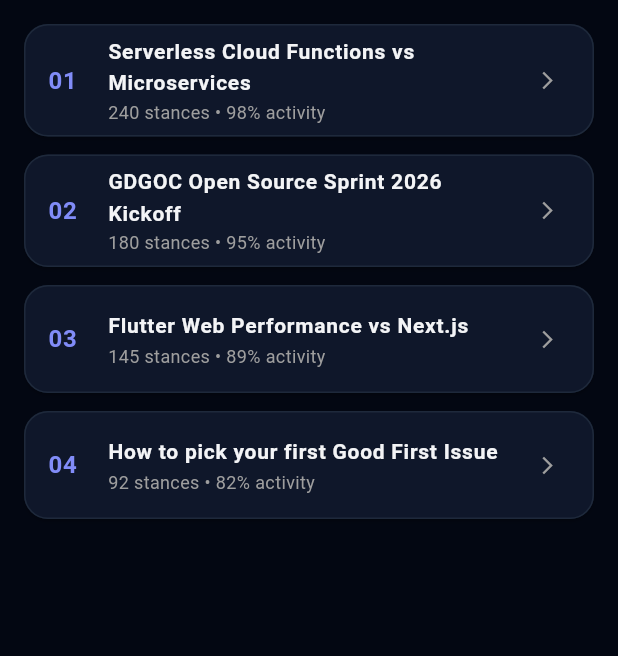
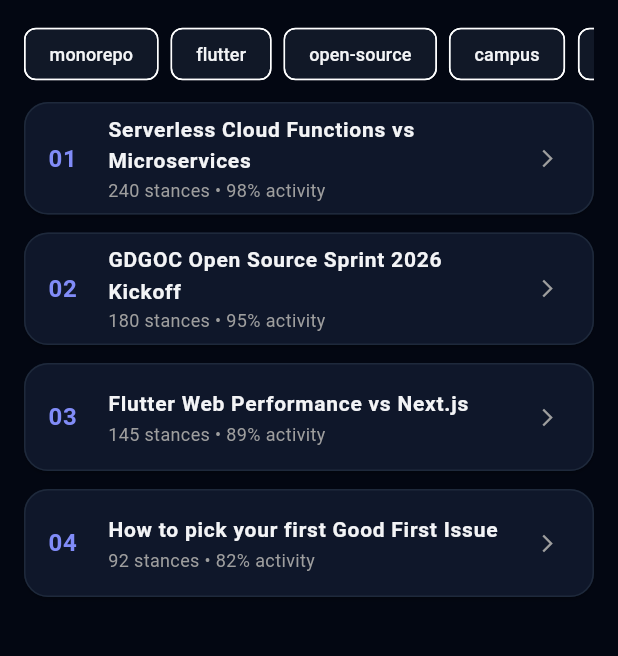
Before and after one commit to PSIT-GDGOC/OpenTalk, a Flutter app: the TrendingScreen screen opened directly, on a phone screen of 412 x 824 dp, the part 84-740 px from its top. Run offline on Flutter 3.47's test engine with Material 3 defaults, Android fonts, the phone set to English and light mode, and no system bars.

Commit message:
feat(mobile): trending screen pull-to-refresh, tag cloud, debate sheet
RefreshIndicator re-scores debates; horizontal tag chips; tapping a
trending debate opens DebateBottomSheet with a StancePostModel.

Closes #6

```diff
--- a/apps/mobile/lib/features/trending/trending_screen.dart
+++ b/apps/mobile/lib/features/trending/trending_screen.dart
@@ -1,25 +1,95 @@
 import 'package:flutter/material.dart';
+import '../../shared/widgets/debate_bottom_sheet.dart';
+import '../feed/models/post_model.dart';
 
-class TrendingScreen extends StatelessWidget {
+class TrendingScreen extends StatefulWidget {
   const TrendingScreen({super.key});
 
   @override
-  Widget build(BuildContext context) {
-    final trending = [
-      {'title': 'Serverless Cloud Functions vs Microservices', 'score': 98, 'count': 240},
-      {'title': 'GDGOC Open Source Sprint 2026 Kickoff', 'score': 95, 'count': 180},
-      {'title': 'Flutter Web Performance vs Next.js', 'score': 89, 'count': 145},
-      {'title': 'How to pick your first Good First Issue', 'score': 82, 'count': 92},
+  State<TrendingScreen> createState() => _TrendingScreenState();
+}
+
+class _TrendingScreenState extends State<TrendingScreen> {
+  final List<String> tags = const [
+    'monorepo',
+    'flutter',
+    'open-source',
+    'campus',
+    'ux',
+    'career',
+    'firebase',
+    'sprint2026',
   ];
 
+  List<Map<String, dynamic>> trending = const [
+    {'title': 'Serverless Cloud Functions vs Microservices', 'score': 98, 'count': 240, 'topic': 'tech'},
+    {'title': 'GDGOC Open Source Sprint 2026 Kickoff', 'score': 95, 'count': 180, 'topic': 'open-source'},
+    {'title': 'Flutter Web Performance vs Next.js', 'score': 89, 'count': 145, 'topic': 'tech'},
+    {'title': 'How to pick your first Good First Issue', 'score': 82, 'count': 92, 'topic': 'open-source'},
+  ];
+
+  Future<void> _refresh() async {
+    await Future<void>.delayed(const Duration(milliseconds: 400));
+    setState(() {
+      trending = [
+        for (final t in trending)
+          {...t, 'score': ((t['score'] as int) + 1).clamp(0, 100)},
+      ]..sort((a, b) => (b['score'] as int).compareTo(a['score'] as int));
+    });
+  }
+
+  StancePostModel _asPost(Map<String, dynamic> t, int index) {
+    final now = DateTime.now();
+    return StancePostModel(
+      id: 'trend-$index',
+      authorId: 'user-1',
+      authorName: 'Trending',
+      title: t['title'] as String,
+      content: 'Live metrics: ${t['count']} stances • velocity score ${t['score']}%.',
+      topic: t['topic'] as String? ?? 'general',
+      tags: const [],
+      upvotes: t['count'] as int,
+      downvotes: 0,
+      replyCount: (t['count'] as int) ~/ 10,
+      moderationStatus: 'approved',
+      createdAt: now,
+    );
+  }
+
+  @override
+  Widget build(BuildContext context) {
     return Scaffold(
       appBar: AppBar(
         title: const Text('Trending Debates', style: TextStyle(fontWeight: FontWeight.bold)),
       ),
-      body: ListView.builder(
+      body: RefreshIndicator(
+        onRefresh: _refresh,
+        child: ListView(
           padding: const EdgeInsets.all(16),
-        itemCount: trending.length,
-        itemBuilder: (context, index) {
+          children: [
+            SizedBox(
+              height: 40,
+              child: ListView.separated(
+                scrollDirection: Axis.horizontal,
+                itemCount: tags.length,
+                separatorBuilder: (_, __) => const SizedBox(width: 8),
+                itemBuilder: (context, i) {
+                  final tag = tags[i];
+                  return ActionChip(
+                    label: Text(tag, style: const TextStyle(fontSize: 12)),
+                    onPressed: () {
+                      ScaffoldMessenger.of(context).showSnackBar(
+                        SnackBar(content: Text('Filtering by #$tag (live metrics coming soon)')),
+                      );
+                    },
+                  );
+                },
+              ),
+            ),
+            const SizedBox(height: 12),
+            for (var index = 0; index < trending.length; index++)
+              Builder(
+                builder: (context) {
                   final t = trending[index];
                   return Card(
                     margin: const EdgeInsets.only(bottom: 12),
@@ -41,10 +111,20 @@
                         style: const TextStyle(fontSize: 12, color: Colors.grey),
                       ),
                       trailing: const Icon(Icons.arrow_forward_ios, size: 14, color: Colors.grey),
+                      onTap: () {
+                        showModalBottomSheet<void>(
+                          context: context,
+                          isScrollControlled: true,
+                          builder: (_) => DebateBottomSheet(post: _asPost(t, index)),
+                        );
+                      },
                     ),
                   );
                 },
               ),
+          ],
+        ),
+      ),
     );
   }
 }
```
Lines whose indentation alone changed are shown as unchanged.
